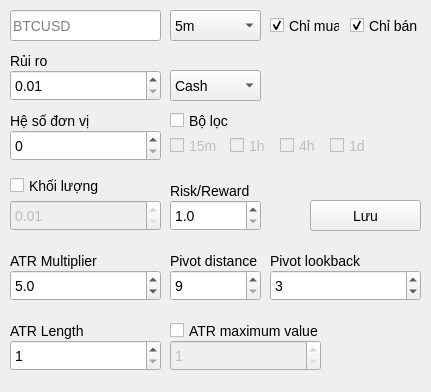
Above: ui/EditWindow.ui from nguyenvantat1182002/rsi-signal-bot before the change. Below: the same form after it.
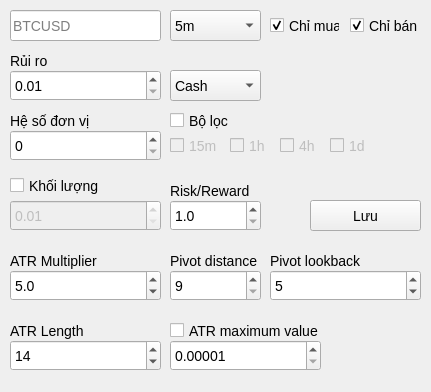
That is the form after the change.

```diff
--- a/ui/EditWindow.ui
+++ b/ui/EditWindow.ui
@@ -472,7 +472,7 @@
      <number>999999</number>
     </property>
     <property name="value">
-     <number>3</number>
+     <number>5</number>
     </property>
    </widget>
    <widget class="QSpinBox" name="spinBox_6">
@@ -490,6 +490,9 @@
     <property name="maximum">
      <number>999999</number>
     </property>
+    <property name="value">
+     <number>14</number>
+    </property>
    </widget>
    <widget class="QLabel" name="label_8">
     <property name="geometry">
@@ -504,25 +507,6 @@
      <string>ATR Length</string>
     </property>
    </widget>
-   <widget class="QSpinBox" name="spinBox_7">
-    <property name="enabled">
-     <bool>false</bool>
-    </property>
-    <property name="geometry">
-     <rect>
-      <x>170</x>
-      <y>340</y>
-      <width>151</width>
-      <height>31</height>
-     </rect>
-    </property>
-    <property name="minimum">
-     <number>1</number>
-    </property>
-    <property name="maximum">
-     <number>999999</number>
-    </property>
-   </widget>
    <widget class="QCheckBox" name="checkBox_9">
     <property name="geometry">
      <rect>
@@ -539,6 +523,25 @@
      <string>ATR maximum value</string>
     </property>
    </widget>
+   <widget class="QDoubleSpinBox" name="doubleSpinBox_5">
+    <property name="geometry">
+     <rect>
+      <x>170</x>
+      <y>340</y>
+      <width>151</width>
+      <height>31</height>
+     </rect>
+    </property>
+    <property name="decimals">
+     <number>5</number>
+    </property>
+    <property name="minimum">
+     <double>0.000010000000000</double>
+    </property>
+    <property name="singleStep">
+     <double>0.000010000000000</double>
+    </property>
+   </widget>
   </widget>
  </widget>
  <resources/>
```
